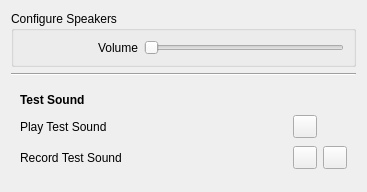
First picture: the form in src/ui/sounddevicedialogpage.ui, repository KDE/artikulate, before the edit.
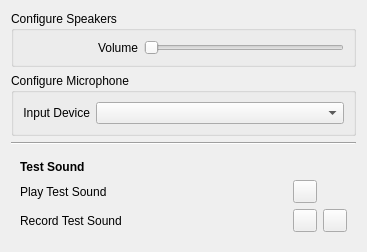
Second picture: the form after the edit.

Commit message: Reenable device selection.

```diff
--- a/src/ui/sounddevicedialogpage.ui
+++ b/src/ui/sounddevicedialogpage.ui
@@ -11,7 +11,35 @@
    </rect>
   </property>
   <layout class="QGridLayout" name="gridLayout_2">
-   <item row="4" column="0">
+   <item row="2" column="0">
+    <widget class="QGroupBox" name="groupBox">
+     <property name="title">
+      <string>Configure Microphone</string>
+     </property>
+     <layout class="QGridLayout" name="gridLayout_3">
+      <item row="0" column="0">
+       <widget class="QLabel" name="label">
+        <property name="sizePolicy">
+         <sizepolicy hsizetype="Fixed" vsizetype="Preferred">
+          <horstretch>0</horstretch>
+          <verstretch>0</verstretch>
+         </sizepolicy>
+        </property>
+        <property name="text">
+         <string>Input Device</string>
+        </property>
+        <property name="alignment">
+         <set>Qt::AlignRight|Qt::AlignTrailing|Qt::AlignVCenter</set>
+        </property>
+       </widget>
+      </item>
+      <item row="0" column="1">
+       <widget class="QComboBox" name="kcfg_AudioInputDevice"/>
+      </item>
+     </layout>
+    </widget>
+   </item>
+   <item row="6" column="0">
     <widget class="QWidget" name="widget" native="true">
      <layout class="QGridLayout" name="gridLayout">
       <property name="sizeConstraint">
@@ -127,7 +155,7 @@
      </layout>
     </widget>
    </item>
-   <item row="2" column="0">
+   <item row="4" column="0">
     <widget class="Line" name="line">
      <property name="orientation">
       <enum>Qt::Horizontal</enum>
```
The commit also changes 5 other files.
